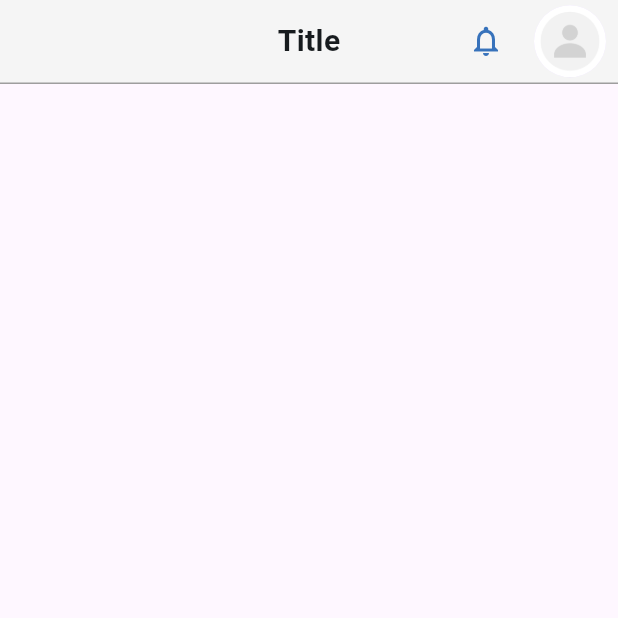
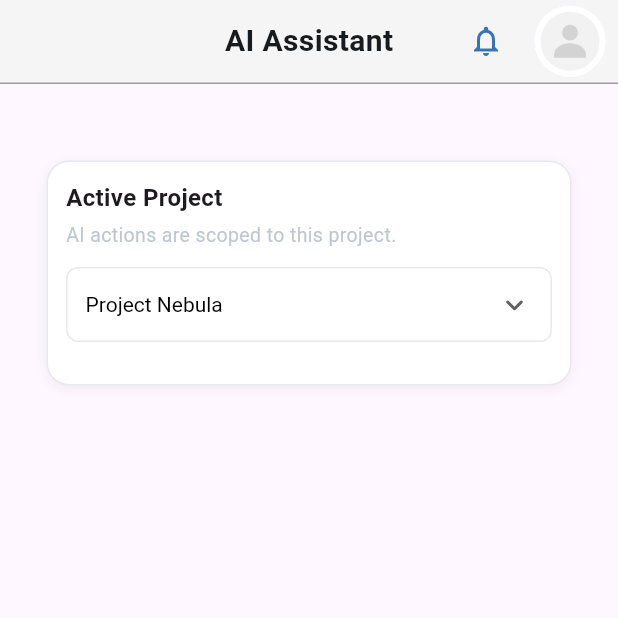
Before and after one commit to nhahub/NHA-225, a Flutter app: the AiAssistantScreen screen opened directly, on a phone screen of 412 x 824 dp, the top half of it. Run offline on Flutter 3.47's test engine with Material 3 defaults, Android fonts, the phone set to English and light mode, and no system bars.

Commit message:
Adding Custom Container ,project Picker (Dummy data) AI SCREEN :)

```diff
--- a/copaw/lib/Feature/Ai/screens/ai_assistant_screen.dart
+++ b/copaw/lib/Feature/Ai/screens/ai_assistant_screen.dart
@@ -1,15 +1,33 @@
 import 'package:flutter/material.dart';
 import 'package:copaw/Feature/widgets/common/appbar.dart';
+import 'package:copaw/utils/app_colors.dart';
+import 'package:copaw/Feature/widgets/AI/ProjectList.dart';
 
 class AiAssistantScreen extends StatelessWidget {
   AiAssistantScreen({super.key});
-MyCustomAppBar appBar1 = MyCustomAppBar(head: 'Title', img: null);
+
+  final MyCustomAppBar appBar1 = MyCustomAppBar(
+    head: 'AI Assistant',
+    img: null,
+  );
+
   @override
   Widget build(BuildContext context) {
     return Scaffold(
-appBar: appBar1,
+      appBar: appBar1,
+      body: SingleChildScrollView(
+        padding: const EdgeInsets.all(16.0),
+        child: Column(
+          crossAxisAlignment: CrossAxisAlignment.center,
+          children: [
+            const SizedBox(height: 20),
+
+            const Projectlist(),
 
 
+          ],
+        ),
+      ),
     );
   }
 }
--- /dev/null
+++ b/copaw/lib/Feature/widgets/AI/CustomContainer.dart
@@ -0,0 +1,41 @@
+import 'package:flutter/material.dart';
+import 'package:copaw/utils/app_colors.dart';
+
+class Customcontainer extends StatelessWidget {
+  final double Width;
+  final double Height;
+  final Widget? child;
+
+  const Customcontainer({
+    required this.Height,
+    required this.Width,
+    this.child,
+    super.key,
+  });
+
+  @override
+  Widget build(BuildContext context) {
+    return Padding(
+      padding: const EdgeInsets.all(15.0),
+      child: Center(
+        child: Container(
+          decoration: BoxDecoration(
+            color: Colors.white,
+            border: Border.all(color: AppColors.grayColor.withOpacity(0.3)),
+            borderRadius: BorderRadius.circular(15),
+            boxShadow: [
+              BoxShadow(
+                color: Colors.black.withOpacity(0.05),
+                blurRadius: 6,
+                offset: const Offset(0, 2),
+              ),
+            ],
+          ),
+          width: Width,
+          height: Height,
+          child: child,
+        ),
+      ),
+    );
+  }
+}
--- /dev/null
+++ b/copaw/lib/Feature/widgets/AI/ProjectList.dart
@@ -0,0 +1,76 @@
+import 'package:flutter/material.dart';
+import 'package:copaw/utils/app_colors.dart';
+import 'package:copaw/Feature/widgets/AI/CustomContainer.dart';
+
+class Projectlist extends StatefulWidget {
+  const Projectlist({super.key});
+
+  @override
+  State<Projectlist> createState() => _ProjectlistState();
+}
+
+class _ProjectlistState extends State<Projectlist> {
+  String? selectedProject = 'Project Nebula';
+
+  final List<Map<String, String>> projects = [
+    {'id': '1', 'name': 'Project Nebula'},
+    {'id': '2', 'name': 'AI Research'},
+    {'id': '3', 'name': 'Mobile App'},
+  ];
+
+  @override
+  Widget build(BuildContext context) {
+    return Customcontainer(
+      Height: 150,
+      Width: double.infinity,
+      child: Padding(
+        padding: const EdgeInsets.all(12.0),
+        child: Column(
+          crossAxisAlignment: CrossAxisAlignment.start,
+          children: [
+            const Text(
+              'Active Project',
+              style: TextStyle(fontWeight: FontWeight.w700, fontSize: 16),
+            ),
+            const SizedBox(height: 4),
+            Text(
+              'AI actions are scoped to this project.',
+              style: TextStyle(
+                fontSize: 13,
+                color: AppColors.grayColor.withOpacity(0.8),
+              ),
+            ),
+            const SizedBox(height: 12),
+            Container(
+              padding: const EdgeInsets.symmetric(horizontal: 12),
+              decoration: BoxDecoration(
+                border: Border.all(color: AppColors.grayColor.withOpacity(0.3)),
+                borderRadius: BorderRadius.circular(8),
+              ),
+              child: DropdownButtonHideUnderline(
+                child: DropdownButton<String>(
+                  value: selectedProject,
+                  isExpanded: true,
+                  icon: const Icon(Icons.keyboard_arrow_down_rounded),
+                  style: const TextStyle(fontSize: 14, color: Colors.black),
+                  items: projects.map((project) {
+                    return DropdownMenuItem<String>(
+                      value: project['name'],
+                      child: Text(project['name']!),
+                    );
+                  }).toList(),
+                  onChanged: (String? newValue) {
+                    setState(() {
+                      selectedProject = newValue;
+                      print(selectedProject);
+                    });
+                  },
+                ),
+              ),
+            ),
+          ],
+        ),
+      ),
+    );
+  }
+}
--- a/copaw/lib/main.dart
+++ b/copaw/lib/main.dart
@@ -4,6 +4,7 @@ import 'package:copaw/utils/app_routes.dart';
 import 'package:flutter/material.dart';
 import 'utils/app_colors.dart';
 import 'feature/widgets/common/custom_bottom_nav.dart';
+import 'Feature/Ai/screens/ai_assistant_screen.dart';
 
 void main() {
   runApp(const MyApp());
@@ -39,7 +40,7 @@ class _HomePageState extends State<HomePage> {
   final List<Widget> _pages = [
     const ProjectsScreen(),
     const KanbanScreen(),
-    const AiAssistantScreen(),
+     AiAssistantScreen()
   ];
 
   void _onItemTapped(int index) {
@@ -74,17 +75,3 @@ class KanbanScreen extends StatelessWidget {
     );
   }
 }
-
-class AiAssistantScreen extends StatelessWidget {
-  const AiAssistantScreen({super.key});
-
-  @override
-  Widget build(BuildContext context) {
-    return const Center(
-      child: Text(
-        'AI Assistant Screen',
-        style: TextStyle(fontSize: 22, color: AppColors.textColor),
-      ),
-    );
-  }
-}
```
